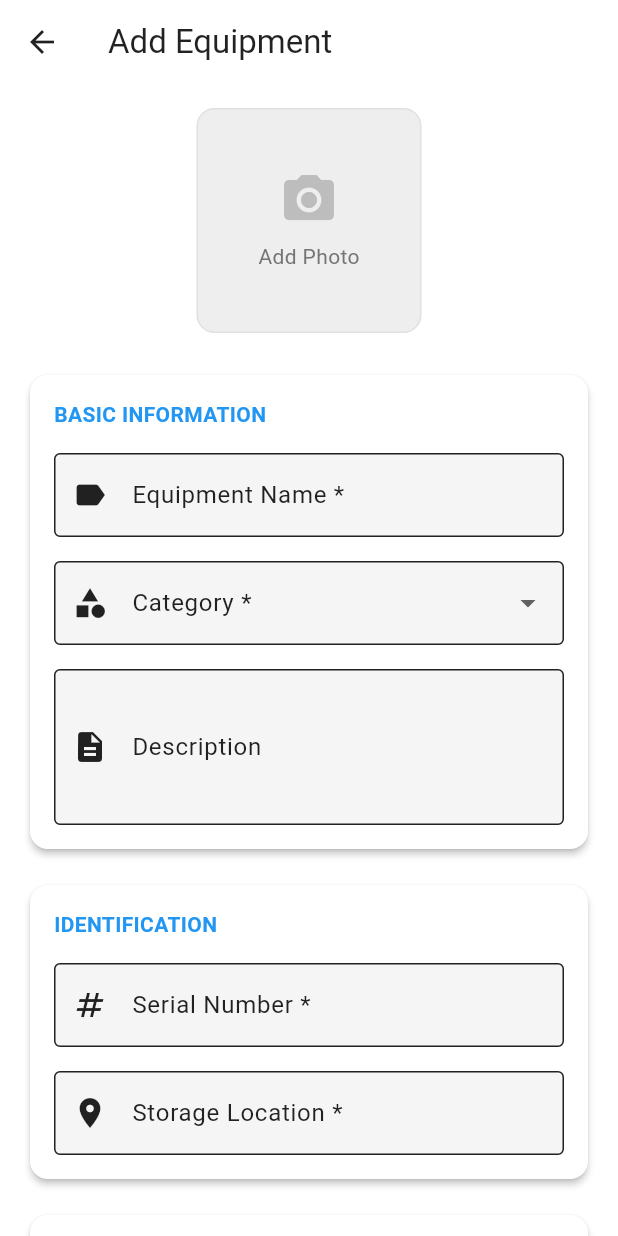
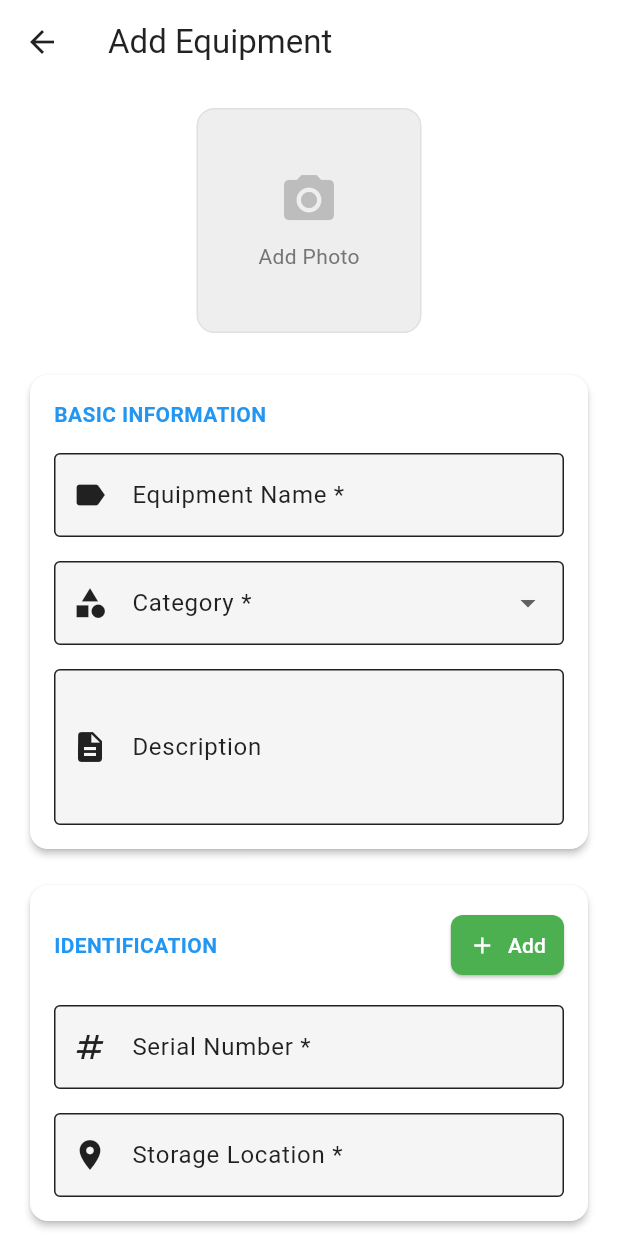
Before and after one commit to ivan-14-dev/ManAc, a Flutter app: the AddEquipmentScreen screen opened directly, on a phone screen of 412 x 824 dp. Run offline on Flutter 3.47's test engine with Material 3 defaults, Android fonts, the phone set to English and light mode, and no system bars; our stand-ins replace connectivity_plus, firebase_auth, firebase_core, firebase_database, firebase_storage, flutter_dotenv and 5 more; missing offline and left inert: workmanager; accounts and stored records are empty; statements that could not run were skipped.

Commit message:
Modification sur L'enregistrement des equipement

```diff
--- a/lib/screens/add_equipment_screen.dart
+++ b/lib/screens/add_equipment_screen.dart
@@ -4,6 +4,13 @@ import 'package:provider/provider.dart';
 import 'package:image_picker/image_picker.dart';
 import '../providers/equipment_provider.dart';
 import '../widgets/safe_image.dart';
+
+class EquipmentEntry {
+  String serialNumber;
+  String location;
+
+  EquipmentEntry({required this.serialNumber, required this.location});
+}
 
 class AddEquipmentScreen extends StatefulWidget {
   const AddEquipmentScreen({super.key});
@@ -17,10 +24,13 @@ class _AddEquipmentScreenState extends State<AddEquipmentScreen> {
   final TextEditingController _nameController = TextEditingController();
   final TextEditingController _categoryController = TextEditingController();
   final TextEditingController _descriptionController = TextEditingController();
+
+  // Controllers for new equipment entry
   final TextEditingController _serialNumberController = TextEditingController();
   final TextEditingController _locationController = TextEditingController();
-  final TextEditingController _quantityController = TextEditingController(text: '1');
-  final TextEditingController _valueController = TextEditingController(text: '0');
+
+  // List to store multiple equipment entries
+  final List<EquipmentEntry> _equipmentEntries = [];
 
   String? _photoPath;
   bool _isLoading = false;
@@ -41,6 +51,33 @@ class _AddEquipmentScreenState extends State<AddEquipmentScreen> {
     'Other',
   ];
 
+  void _addEquipmentEntry() {
+    if (_serialNumberController.text.trim().isEmpty || _locationController.text.trim().isEmpty) {
+      ScaffoldMessenger.of(context).showSnackBar(
+        const SnackBar(
+          content: Text('Please fill in serial number and storage location'),
+          backgroundColor: Colors.orange,
+        ),
+      );
+      return;
+    }
+
+    setState(() {
+      _equipmentEntries.add(EquipmentEntry(
+        serialNumber: _serialNumberController.text.trim(),
+        location: _locationController.text.trim(),
+      ));
+      _serialNumberController.clear();
+      _locationController.clear();
+    });
+  }
+
+  void _removeEquipmentEntry(int index) {
+    setState(() {
+      _equipmentEntries.removeAt(index);
+    });
+  }
+
   @override
   void dispose() {
     _nameController.dispose();
@@ -48,8 +85,6 @@ class _AddEquipmentScreenState extends State<AddEquipmentScreen> {
     _descriptionController.dispose();
     _serialNumberController.dispose();
     _locationController.dispose();
-    _quantityController.dispose();
-    _valueController.dispose();
     super.dispose();
   }
 
@@ -74,26 +109,39 @@ class _AddEquipmentScreenState extends State<AddEquipmentScreen> {
   Future<void> _saveEquipment() async {
     if (!_formKey.currentState!.validate()) return;
 
+    if (_equipmentEntries.isEmpty) {
+      ScaffoldMessenger.of(context).showSnackBar(
+        const SnackBar(
+          content: Text('Please add at least one equipment entry'),
+          backgroundColor: Colors.orange,
+        ),
+      );
+      return;
+    }
+
     setState(() => _isLoading = true);
 
     try {
       final equipmentProvider = context.read<EquipmentProvider>();
 
+      // Save each equipment entry
+      for (final entry in _equipmentEntries) {
         await equipmentProvider.addEquipment(
           name: _nameController.text.trim(),
           category: _categoryController.text.trim(),
           description: _descriptionController.text.trim(),
-        serialNumber: _serialNumberController.text.trim(),
-        location: _locationController.text.trim(),
-        quantity: int.parse(_quantityController.text),
-        value: double.tryParse(_valueController.text) ?? 0,
+          serialNumber: entry.serialNumber,
+          location: entry.location,
+          quantity: 1,
+          value: 0,
           photoPath: _photoPath,
         );
+      }
 
       if (mounted) {
         ScaffoldMessenger.of(context).showSnackBar(
-          const SnackBar(
-            content: Text('Equipment added successfully!'),
+          SnackBar(
+            content: Text('${_equipmentEntries.length} equipment(s) added successfully!'),
             backgroundColor: Colors.green,
           ),
         );
@@ -239,6 +287,9 @@ class _AddEquipmentScreenState extends State<AddEquipmentScreen> {
                   child: Column(
                     crossAxisAlignment: CrossAxisAlignment.start,
                     children: [
+                      Row(
+                        mainAxisAlignment: MainAxisAlignment.spaceBetween,
+                        children: [
                           const Text(
                             'IDENTIFICATION',
                             style: TextStyle(
@@ -247,8 +298,21 @@ class _AddEquipmentScreenState extends State<AddEquipmentScreen> {
                               color: Colors.blue,
                             ),
                           ),
+                          ElevatedButton.icon(
+                            onPressed: _addEquipmentEntry,
+                            icon: const Icon(Icons.add, size: 18),
+                            label: const Text('Add'),
+                            style: ElevatedButton.styleFrom(
+                              backgroundColor: Colors.green,
+                              foregroundColor: Colors.white,
+                              padding: const EdgeInsets.symmetric(horizontal: 12, vertical: 8),
+                            ),
+                          ),
+                        ],
+                      ),
                       const SizedBox(height: 16),
 
+                      // Input fields for new entry
                       TextFormField(
                         controller: _serialNumberController,
                         decoration: const InputDecoration(
@@ -256,7 +320,6 @@ class _AddEquipmentScreenState extends State<AddEquipmentScreen> {
                           prefixIcon: Icon(Icons.numbers),
                           border: OutlineInputBorder(),
                         ),
-                        validator: (value) => value!.isEmpty ? 'Enter serial number' : null,
                       ),
 
                       const SizedBox(height: 16),
@@ -268,65 +331,51 @@ class _AddEquipmentScreenState extends State<AddEquipmentScreen> {
                           prefixIcon: Icon(Icons.location_on),
                           border: OutlineInputBorder(),
                         ),
-                        validator: (value) => value!.isEmpty ? 'Enter storage location' : null,
+                      ),
+
+                      // List of added equipment entries
+                      if (_equipmentEntries.isNotEmpty) ...[
+                        const SizedBox(height: 24),
+                        const Divider(),
+                        const SizedBox(height: 8),
+                        Text(
+                          'Added Equipment (${_equipmentEntries.length})',
+                          style: const TextStyle(
+                            fontSize: 14,
+                            fontWeight: FontWeight.bold,
+                          ),
+                        ),
+                        const SizedBox(height: 12),
+                        ListView.builder(
+                          shrinkWrap: true,
+                          physics: const NeverScrollableScrollPhysics(),
+                          itemCount: _equipmentEntries.length,
+                          itemBuilder: (context, index) {
+                            final entry = _equipmentEntries[index];
+                            return Card(
+                              margin: const EdgeInsets.only(bottom: 8),
+                              child: ListTile(
+                                leading: CircleAvatar(
+                                  backgroundColor: Colors.blue[100],
+                                  child: Text(
+                                    '${index + 1}',
+                                    style: TextStyle(color: Colors.blue[800]),
+                                  ),
+                                ),
+                                title: Text(
+                                  entry.serialNumber,
+                                  style: const TextStyle(fontWeight: FontWeight.bold),
+                                ),
+                                subtitle: Text(entry.location),
+                                trailing: IconButton(
+                                  icon: const Icon(Icons.delete, color: Colors.red),
+                                  onPressed: () => _removeEquipmentEntry(index),
+                                ),
+                              ),
+                            );
+                          },
                         ),
                       ],
-                  ),
-                ),
-              ),
-
-              const SizedBox(height: 16),
-
-              // Quantity & Value
-              Card(
-                child: Padding(
-                  padding: const EdgeInsets.all(16),
-                  child: Column(
-                    crossAxisAlignment: CrossAxisAlignment.start,
-                    children: [
-                      const Text(
-                        'QUANTITY & VALUE',
-                        style: TextStyle(
-                          fontSize: 14,
-                          fontWeight: FontWeight.bold,
-                          color: Colors.blue,
-                        ),
-                      ),
-                      const SizedBox(height: 16),
-
-                      Row(
-                        children: [
-                          Expanded(
-                            child: TextFormField(
-                              controller: _quantityController,
-                              decoration: const InputDecoration(
-                                labelText: 'Quantity *',
-                                prefixIcon: Icon(Icons.inventory),
-                                border: OutlineInputBorder(),
-                              ),
-                              keyboardType: TextInputType.number,
-                              validator: (value) {
-                                if (value!.isEmpty) return 'Enter quantity';
-                                final qty = int.tryParse(value);
-                                if (qty == null || qty <= 0) return 'Invalid quantity';
-                                return null;
-                              },
-                            ),
-                          ),
-                          const SizedBox(width: 16),
-                          Expanded(
-                            child: TextFormField(
-                              controller: _valueController,
-                              decoration: const InputDecoration(
-                                labelText: 'Value (XOF)',
-                                prefixIcon: Icon(Icons.attach_money),
-                                border: OutlineInputBorder(),
-                              ),
-                              keyboardType: const TextInputType.numberWithOptions(decimal: true),
-                            ),
-                          ),
-                        ],
-                      ),
                     ],
                   ),
                 ),
```
Lines whose indentation alone changed are shown as unchanged.
